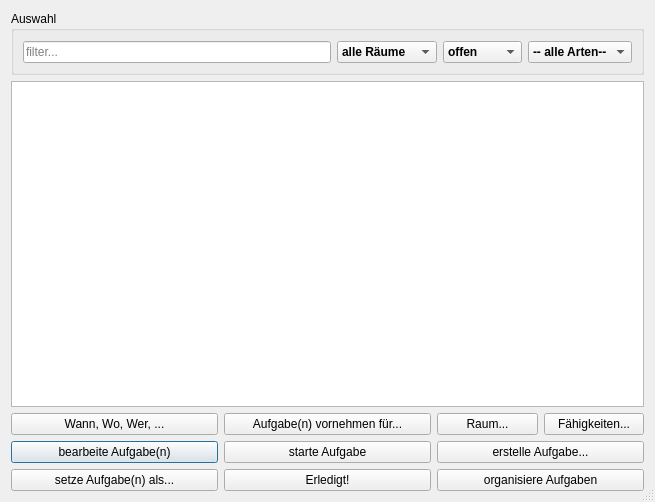
amogorkon/watnu, file src/ui/task_list.ui: the form before one commit.
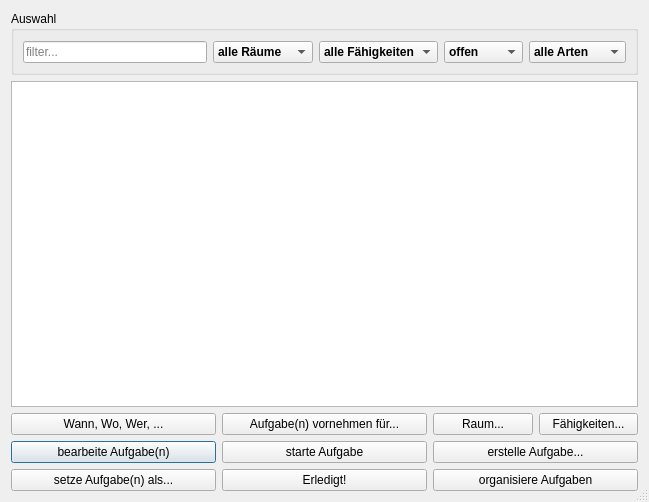
The form after the commit.

The edit to the form file:
```diff
--- a/src/ui/task_list.ui
+++ b/src/ui/task_list.ui
@@ -6,7 +6,7 @@
    <rect>
     <x>0</x>
     <y>0</y>
-    <width>655</width>
+    <width>649</width>
     <height>502</height>
    </rect>
   </property>
@@ -99,6 +99,36 @@
         </item>
        </widget>
       </item>
+      <item>
+       <widget class="QComboBox" name="comboBox">
+        <property name="sizePolicy">
+         <sizepolicy hsizetype="Preferred" vsizetype="Fixed">
+          <horstretch>0</horstretch>
+          <verstretch>0</verstretch>
+         </sizepolicy>
+        </property>
+        <property name="minimumSize">
+         <size>
+          <width>100</width>
+          <height>0</height>
+         </size>
+        </property>
+        <property name="font">
+         <font>
+          <weight>75</weight>
+          <bold>true</bold>
+         </font>
+        </property>
+        <property name="toolTip">
+         <string>Fähigkeit</string>
+        </property>
+        <item>
+         <property name="text">
+          <string>alle Fähigkeiten</string>
+         </property>
+        </item>
+       </widget>
+      </item>
       <item>
        <widget class="QComboBox" name="status">
         <property name="font">
@@ -156,7 +186,7 @@
         </property>
         <item>
          <property name="text">
-          <string>-- alle Arten--</string>
+          <string>alle Arten</string>
          </property>
         </item>
         <item>
```
Left out of the diff: 4 changed lines with no effect on the pictures.
